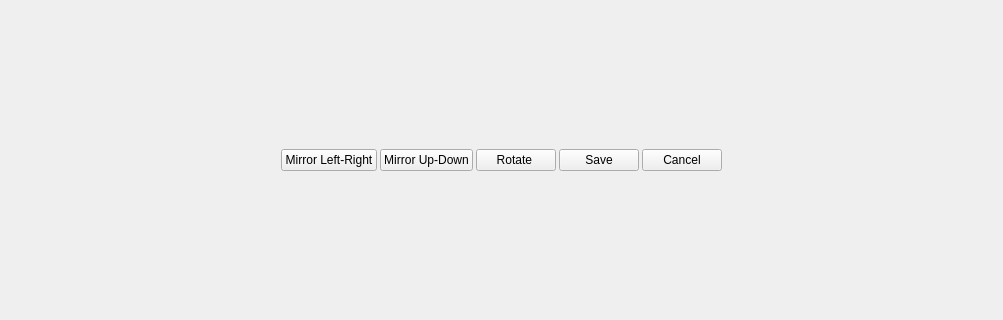
Before: the Qt Designer form ui_files/crop_toolbar.ui in abeshahsan/Photo-Wizard, drawn with Qt 5; both pictures show x 0 to 1003 and y 134 to 454 of the 1003 by 589 pixel window.
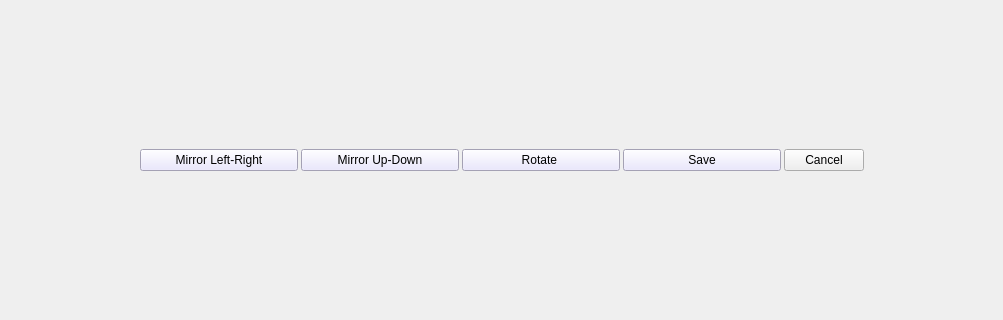
After: the same form once the commit is applied.

Patch:
```diff
--- a/ui_files/crop_toolbar.ui
+++ b/ui_files/crop_toolbar.ui
@@ -38,6 +38,22 @@
       </item>
       <item>
        <widget class="QPushButton" name="mirror_lr_button">
+        <property name="styleSheet">
+         <string notr="true">QPushButton{
+background: #e5e1fc;
+width: 150px;
+}
+
+QPushButton:hover {
+    background-color: #d2d0ec; /* Button background color on hover */
+    border: 1px solid #a39ee0; /* Button border color on hover */
+}
+
+QPushButton:pressed {
+    background-color: #b2b0d8; /* Button background color when pressed */
+    border: 1px solid #938fc4; /* Button border color when pressed */
+}</string>
+        </property>
         <property name="text">
          <string>Mirror Left-Right</string>
         </property>
@@ -45,6 +61,22 @@
       </item>
       <item>
        <widget class="QPushButton" name="mirror_ud_button">
+        <property name="styleSheet">
+         <string notr="true">QPushButton{
+background: #e5e1fc;
+width: 150px;
+}
+
+QPushButton:hover {
+    background-color: #d2d0ec; /* Button background color on hover */
+    border: 1px solid #a39ee0; /* Button border color on hover */
+}
+
+QPushButton:pressed {
+    background-color: #b2b0d8; /* Button background color when pressed */
+    border: 1px solid #938fc4; /* Button border color when pressed */
+}</string>
+        </property>
         <property name="text">
          <string>Mirror Up-Down</string>
         </property>
@@ -52,6 +84,22 @@
       </item>
       <item>
        <widget class="QPushButton" name="rotate_button">
+        <property name="styleSheet">
+         <string notr="true">QPushButton{
+background: #e5e1fc;
+width: 150px;
+}
+
+QPushButton:hover {
+    background-color: #d2d0ec; /* Button background color on hover */
+    border: 1px solid #a39ee0; /* Button border color on hover */
+}
+
+QPushButton:pressed {
+    background-color: #b2b0d8; /* Button background color when pressed */
+    border: 1px solid #938fc4; /* Button border color when pressed */
+}</string>
+        </property>
         <property name="text">
          <string>Rotate </string>
         </property>
@@ -59,6 +107,22 @@
       </item>
       <item>
        <widget class="QPushButton" name="save_button">
+        <property name="styleSheet">
+         <string notr="true">QPushButton{
+background: #e5e1fc;
+width: 150px;
+}
+
+QPushButton:hover {
+    background-color: #d2d0ec; /* Button background color on hover */
+    border: 1px solid #a39ee0; /* Button border color on hover */
+}
+
+QPushButton:pressed {
+    background-color: #b2b0d8; /* Button background color when pressed */
+    border: 1px solid #938fc4; /* Button border color when pressed */
+}</string>
+        </property>
         <property name="text">
          <string>Save</string>
         </property>
@@ -66,6 +130,9 @@
       </item>
       <item>
        <widget class="QPushButton" name="cancel_button">
+        <property name="styleSheet">
+         <string notr="true"/>
+        </property>
         <property name="text">
          <string>Cancel</string>
         </property>
```
